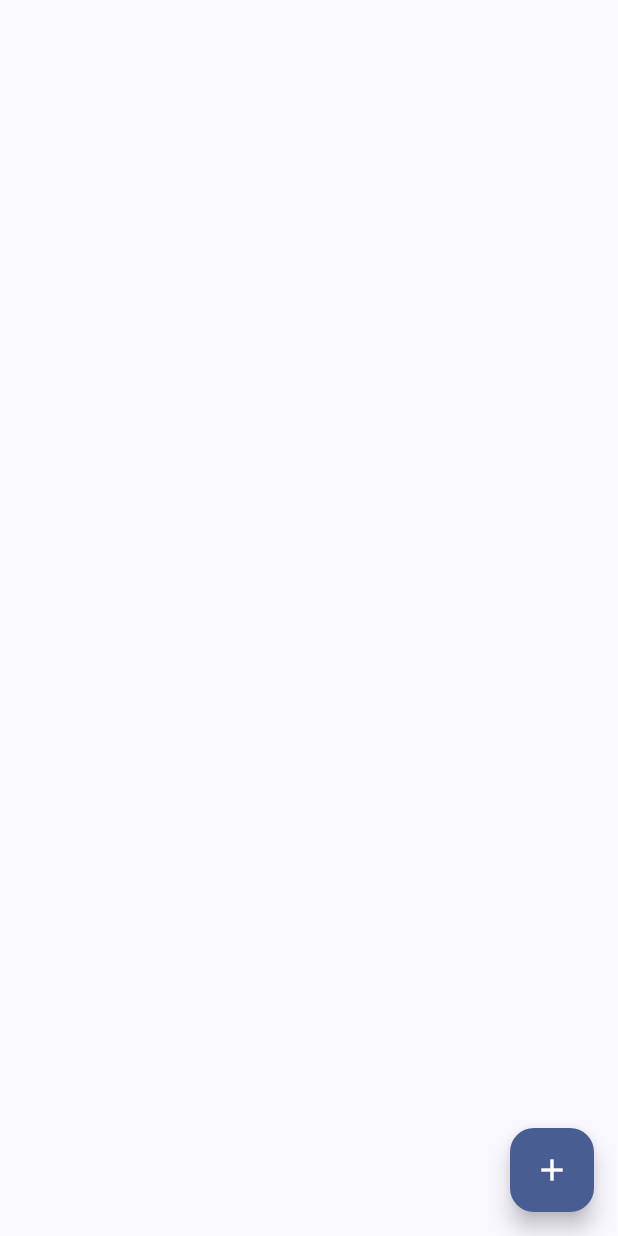
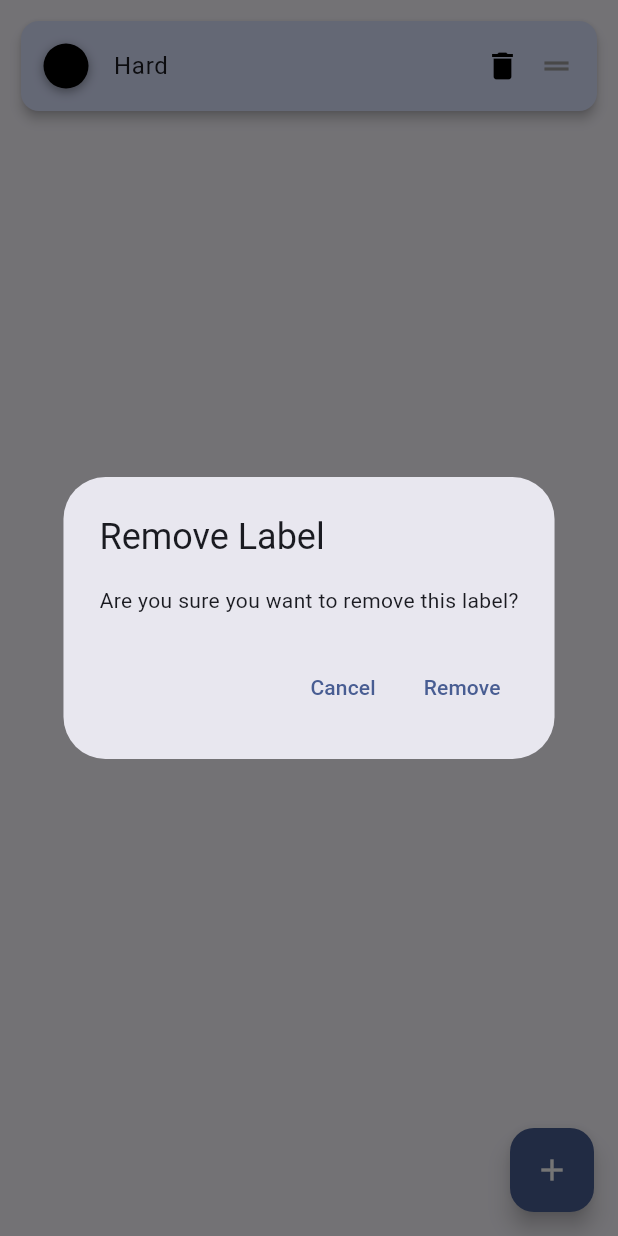
Before and after one commit to bpiasecka/gallaerial, a Flutter app: the TagListView screen opened directly, after a tap on the "delete" icon, on a phone screen of 412 x 824 dp. Run offline on Flutter 3.47's test engine with Material 3 defaults, Android fonts, the phone set to English and light mode, and no system bars; our stand-ins replace bloc, flutter_bloc, flutter_colorpicker, fpdart, get_it, hive and 2 more; missing offline and left inert: photo_manager, wechat_assets_picker; accounts and stored records are empty.

Commit message:
tag removal confirmation popup, bounce thumbnail animation after player closed, fixes

```diff
--- a/lib/domain/entities/filter_model.dart
+++ b/lib/domain/entities/filter_model.dart
@@ -9,7 +9,7 @@ class FilterModel {
 
   bool match(VideoEntity video){
     if(name != null && name!.isNotEmpty){
-      if(!video.name.contains(name!)){
+      if(!video.name.toLowerCase().contains(name!.toLowerCase())){
         return false;
       }
     }
--- a/lib/presentation/common/inline_editable_text.dart
+++ b/lib/presentation/common/inline_editable_text.dart
@@ -84,6 +84,7 @@ class _InlineEditableTextState extends State<InlineEditableText> {
         controller: _controller,
         focusNode: _focusNode,
         style: widget.style,
+        //maxLines: 2,
         textInputAction: TextInputAction.done,
         inputFormatters: widget.limit != null
           ? [LengthLimitingTextInputFormatter(widget.limit)]
--- a/lib/presentation/tag_list/tag_element.dart
+++ b/lib/presentation/tag_list/tag_element.dart
@@ -57,7 +57,7 @@ class TagElementState extends State<TagElement> {
               style: Theme.of(context).textTheme.bodyLarge,
               limit: 20)),
           Expanded(child: Container(height: 1)),
-          IconButton(onPressed: () => context.read<TagListBloc>().add(RemoveTagEvent(tag: widget.tag)), icon: const Icon(Icons.delete, color: Colors.black,)),
+          IconButton(onPressed: () => confirmAndRemove(context), icon: const Icon(Icons.delete, color: Colors.black,)),
           ReorderableDragStartListener(
             index: widget.tag.order,
             child: const Padding(
@@ -68,6 +68,36 @@ class TagElementState extends State<TagElement> {
         ],
       ),
     );
+  }
+
+    void confirmAndRemove(BuildContext context){
+  showDialog(
+    context: context,
+    builder: (BuildContext dialogContext) {
+      return AlertDialog(
+        title: const Text('Remove Label'),
+        content: const Text('Are you sure you want to remove this label?'),
+        actions: [
+          TextButton(
+            onPressed: () {
+              Navigator.of(dialogContext).pop();
+            },
+            child: const Text('Cancel'),
+          ),
+          TextButton(
+            onPressed: () {
+              context.read<TagListBloc>().add(RemoveTagEvent(tag: widget.tag));
+
+              Navigator.of(dialogContext).pop();
+            },
+            child: const Text(
+              'Remove',
+            ),
+          ),
+        ],
+      );
+    },
+  );
   }
 
   Widget _colorButton(TagEntity tag) {
--- a/lib/presentation/video_list/video_list_bloc.dart
+++ b/lib/presentation/video_list/video_list_bloc.dart
@@ -68,6 +68,7 @@ class VideoListBloc extends Bloc<VideoListViewEvent, VideoListViewState> {
       await emit.forEach<List<VideoEntity>>(
         service<UserRepository>().videoDataStream,
         onData: (updatedVideos) {
+          if(updatedVideos.length > state.addedVideosAssets.length) add(SetFilterAndSortEvent(filter: state.filter, sort: state.sort));
           return VideoListViewState(addedVideosAssets: updatedVideos, allTags: state.allTags, filter: state.filter, sort: state.sort);
         },
       );
--- a/lib/presentation/video_list/video_list_view.dart
+++ b/lib/presentation/video_list/video_list_view.dart
@@ -33,7 +33,7 @@ class VideoListView extends StatelessWidget {
                       child: state.addedVideosAssets.isEmpty
                         ? _noVideosText(context, state)
                         : GridView.builder(
-                        padding: const EdgeInsets.only(bottom: 60, top: 10),
+                        padding: const EdgeInsets.only(bottom: 80, top: 10),
                         itemBuilder: (context, idx) => idx < state.addedVideosAssets.length
                             ? VideoThumbnailWidget(
                                 key: ValueKey(state.addedVideosAssets[idx].id),
@@ -46,7 +46,7 @@ class VideoListView extends StatelessWidget {
                           crossAxisCount: 2,
                           mainAxisSpacing: 10,
                           crossAxisSpacing: 10,
-                          childAspectRatio: 0.8,
+                          childAspectRatio: 0.7,
                         ),
                       )),
                   floatingActionButton: FloatingActionButton(
@@ -99,7 +99,7 @@ class VideoListView extends StatelessWidget {
     final List<AssetEntity>? pickedAssets = await AssetPicker.pickAssets(
       context,
       pickerConfig: const AssetPickerConfig(
-        maxAssets: 10,
+        maxAssets: 100,
         requestType: RequestType.video,
       ),
     );
```
Also changed, not shown: lib/presentation/video_list/filter_sort_side_menu.dart (+8 -10 lines), lib/presentation/video_list/video_thumbnail.dart (+38 -17 lines), lib/presentation/video_player/video_player_view.dart (+11 -10 lines).
